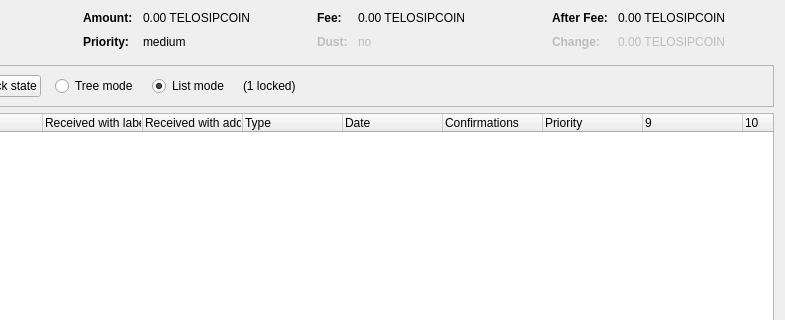
This is src/qt/forms/coincontroldialog.ui in phoenixkonsole/transcendence as Qt 5 draws it before an edit; both pictures show x 169 to 954 and y 0 to 320 of the 954 by 500 pixel window. The edited form follows.
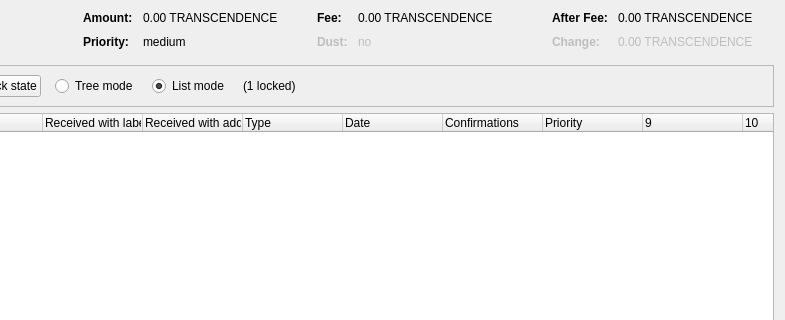
This is the edited form. Custom widgets are drawn as their Qt base class.

The edit to the form file:
```diff
--- a/src/qt/forms/coincontroldialog.ui
+++ b/src/qt/forms/coincontroldialog.ui
@@ -132,7 +132,7 @@
           <enum>Qt::ActionsContextMenu</enum>
          </property>
          <property name="text">
-          <string notr="true">0.00 TELOSIPCOIN</string>
+          <string notr="true">0.00 TRANSCENDENCE</string>
          </property>
          <property name="textInteractionFlags">
           <set>Qt::LinksAccessibleByMouse|Qt::TextSelectableByKeyboard|Qt::TextSelectableByMouse</set>
@@ -206,7 +206,7 @@
           <enum>Qt::ActionsContextMenu</enum>
          </property>
          <property name="text">
-          <string notr="true">0.00 TELOSIPCOIN</string>
+          <string notr="true">0.00 TRANSCENDENCE</string>
          </property>
          <property name="textInteractionFlags">
           <set>Qt::LinksAccessibleByMouse|Qt::TextSelectableByKeyboard|Qt::TextSelectableByMouse</set>
@@ -286,7 +286,7 @@
           <enum>Qt::ActionsContextMenu</enum>
          </property>
          <property name="text">
-          <string notr="true">0.00 TELOSIPCOIN</string>
+          <string notr="true">0.00 TRANSCENDENCE</string>
          </property>
          <property name="textInteractionFlags">
           <set>Qt::LinksAccessibleByMouse|Qt::TextSelectableByKeyboard|Qt::TextSelectableByMouse</set>
@@ -321,7 +321,7 @@
           <enum>Qt::ActionsContextMenu</enum>
          </property>
          <property name="text">
-          <string notr="true">0.00 TELOSIPCOIN</string>
+          <string notr="true">0.00 TRANSCENDENCE</string>
          </property>
          <property name="textInteractionFlags">
           <set>Qt::LinksAccessibleByMouse|Qt::TextSelectableByKeyboard|Qt::TextSelectableByMouse</set>
```
